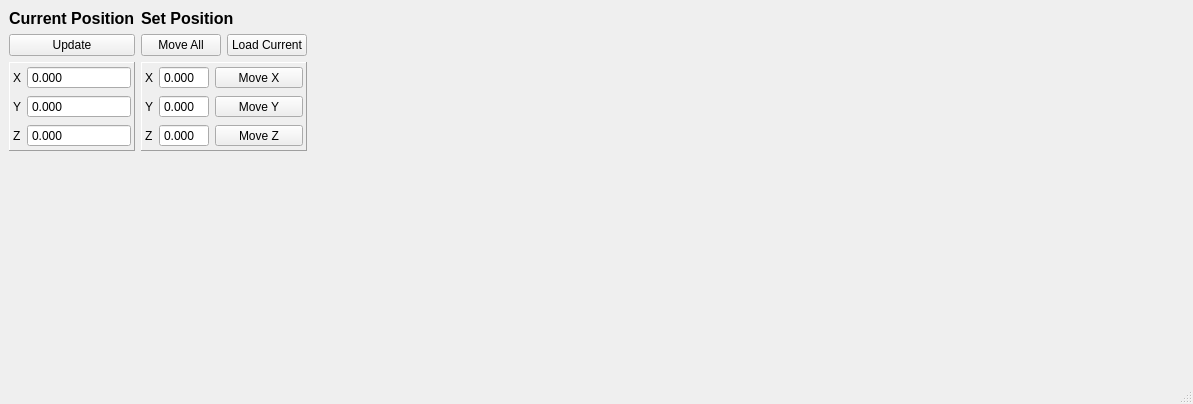
Above: qt_designer/qt_demo_2_threads.ui from usnistgov/bcars_microscope before the change. Below: the same form after it.
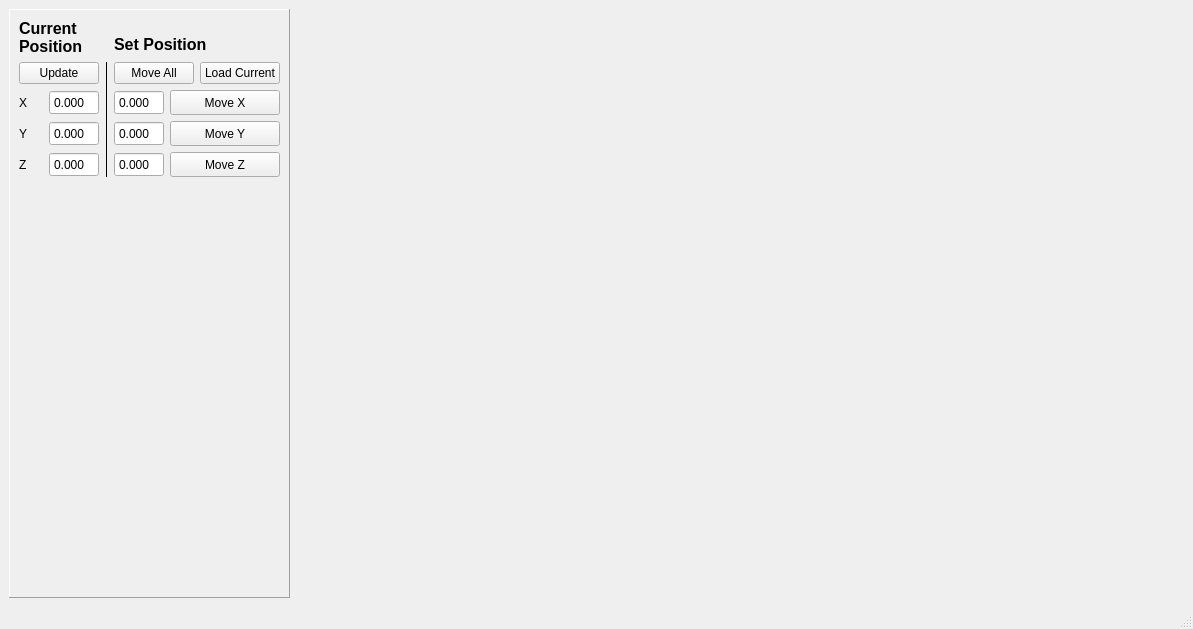
That is the form after the change.

Diff of the .ui file:
```diff
--- a/qt_designer/qt_demo_2_threads.ui
+++ b/qt_designer/qt_demo_2_threads.ui
@@ -7,45 +7,21 @@
     <x>0</x>
     <y>0</y>
     <width>1193</width>
-    <height>404</height>
+    <height>629</height>
    </rect>
   </property>
   <property name="windowTitle">
    <string>MainWindow</string>
   </property>
   <widget class="QWidget" name="centralwidget">
-   <layout class="QHBoxLayout" name="horizontalLayout_4">
-    <item>
-     <layout class="QHBoxLayout" name="horizontalLayout_3">
-      <item>
-       <layout class="QVBoxLayout" name="verticalLayout_pos">
-        <item>
-         <widget class="QLabel" name="label_4">
-          <property name="styleSheet">
-           <string notr="true">font: 11pt &quot;Arial&quot;;</string>
-          </property>
-          <property name="text">
-           <string>&lt;html&gt;&lt;head/&gt;&lt;body&gt;&lt;p&gt;&lt;span style=&quot; font-size:12pt; font-weight:600;&quot;&gt;Current Position&lt;/span&gt;&lt;/p&gt;&lt;/body&gt;&lt;/html&gt;</string>
-          </property>
-          <property name="textFormat">
-           <enum>Qt::RichText</enum>
-          </property>
-         </widget>
-        </item>
-        <item>
-         <widget class="QPushButton" name="pushButton_updatePosition">
-          <property name="styleSheet">
-           <string notr="true">font: 11pt &quot;Arial&quot;;</string>
-          </property>
-          <property name="text">
-           <string>Update</string>
-          </property>
-         </widget>
-        </item>
+   <layout class="QHBoxLayout" name="horizontalLayout">
         <item>
          <widget class="QFrame" name="frame">
-          <property name="styleSheet">
-           <string notr="true">font: 11pt &quot;Arial&quot;;</string>
+      <property name="sizePolicy">
+       <sizepolicy hsizetype="Preferred" vsizetype="Minimum">
+        <horstretch>0</horstretch>
+        <verstretch>0</verstretch>
+       </sizepolicy>
           </property>
           <property name="frameShape">
            <enum>QFrame::Panel</enum>
@@ -53,162 +29,56 @@
           <property name="frameShadow">
            <enum>QFrame::Raised</enum>
           </property>
-          <property name="lineWidth">
-           <number>1</number>
-          </property>
           <layout class="QVBoxLayout" name="verticalLayout">
-           <property name="leftMargin">
-            <number>3</number>
-           </property>
-           <property name="topMargin">
-            <number>3</number>
-           </property>
-           <property name="rightMargin">
-            <number>3</number>
-           </property>
-           <property name="bottomMargin">
-            <number>3</number>
-           </property>
            <item>
-            <layout class="QFormLayout" name="formLayout_2">
-             <item row="0" column="0">
-              <widget class="QLabel" name="label">
+        <layout class="QGridLayout" name="gridLayout">
+         <item row="0" column="0" colspan="2">
+          <widget class="QLabel" name="label_4">
                <property name="styleSheet">
                 <string notr="true">font: 11pt &quot;Arial&quot;;</string>
                </property>
                <property name="text">
-                <string>X</string>
-               </property>
-              </widget>
-             </item>
-             <item row="0" column="1">
-              <widget class="QDoubleSpinBox" name="spinBox_x_pos">
-               <property name="styleSheet">
-                <string notr="true">font: 11pt &quot;Arial&quot;;</string>
-               </property>
-               <property name="readOnly">
-                <bool>true</bool>
-               </property>
-               <property name="buttonSymbols">
-                <enum>QAbstractSpinBox::NoButtons</enum>
-               </property>
-               <property name="decimals">
-                <number>3</number>
-               </property>
-               <property name="minimum">
-                <double>-10.000000000000000</double>
-               </property>
-               <property name="maximum">
-                <double>210.000000000000000</double>
-               </property>
-              </widget>
-             </item>
-             <item row="1" column="0">
-              <widget class="QLabel" name="label_2">
-               <property name="styleSheet">
-                <string notr="true">font: 11pt &quot;Arial&quot;;</string>
-               </property>
-               <property name="text">
-                <string>Y</string>
-               </property>
-              </widget>
-             </item>
-             <item row="1" column="1">
-              <widget class="QDoubleSpinBox" name="spinBox_y_pos">
-               <property name="styleSheet">
-                <string notr="true">font: 11pt &quot;Arial&quot;;</string>
-               </property>
-               <property name="readOnly">
-                <bool>true</bool>
-               </property>
-               <property name="buttonSymbols">
-                <enum>QAbstractSpinBox::NoButtons</enum>
-               </property>
-               <property name="decimals">
-                <number>3</number>
-               </property>
-               <property name="minimum">
-                <double>-10.000000000000000</double>
-               </property>
-               <property name="maximum">
-                <double>210.000000000000000</double>
-               </property>
-              </widget>
-             </item>
-             <item row="2" column="0">
-              <widget class="QLabel" name="label_3">
-               <property name="styleSheet">
-                <string notr="true">font: 11pt &quot;Arial&quot;;</string>
-               </property>
-               <property name="text">
-                <string>Z</string>
-               </property>
-              </widget>
-             </item>
-             <item row="2" column="1">
-              <widget class="QDoubleSpinBox" name="spinBox_z_pos">
-               <property name="styleSheet">
-                <string notr="true">font: 11pt &quot;Arial&quot;;</string>
-               </property>
-               <property name="readOnly">
-                <bool>true</bool>
-               </property>
-               <property name="buttonSymbols">
-                <enum>QAbstractSpinBox::NoButtons</enum>
-               </property>
-               <property name="decimals">
-                <number>3</number>
-               </property>
-               <property name="minimum">
-                <double>-10.000000000000000</double>
-               </property>
-               <property name="maximum">
-                <double>210.000000000000000</double>
-               </property>
-              </widget>
-             </item>
-            </layout>
-           </item>
-          </layout>
-         </widget>
-        </item>
-        <item>
-         <spacer name="verticalSpacer_3">
-          <property name="styleSheet">
-           <string notr="true">font: 11pt &quot;Arial&quot;;</string>
-          </property>
-          <property name="orientation">
-           <enum>Qt::Vertical</enum>
-          </property>
-          <property name="sizeHint" stdset="0">
-           <size>
-            <width>20</width>
-            <height>40</height>
-           </size>
-          </property>
-         </spacer>
-        </item>
-       </layout>
-      </item>
-      <item>
-       <layout class="QVBoxLayout" name="verticalLayout_pos_2">
-        <property name="spacing">
-         <number>6</number>
-        </property>
-        <item>
+            <string>&lt;html&gt;&lt;head/&gt;&lt;body&gt;&lt;p&gt;&lt;span style=&quot; font-size:12pt; font-weight:600;&quot;&gt;Current&lt;/span&gt;&lt;br/&gt;&lt;span style=&quot; font-size:12pt; font-weight:600;&quot;&gt;Position&lt;/span&gt;&lt;/p&gt;&lt;/body&gt;&lt;/html&gt;</string>
+           </property>
+           <property name="textFormat">
+            <enum>Qt::RichText</enum>
+           </property>
+          </widget>
+         </item>
+         <item row="0" column="3" colspan="2">
          <widget class="QLabel" name="label_5">
           <property name="styleSheet">
            <string notr="true">font: 11pt &quot;Arial&quot;;</string>
           </property>
           <property name="text">
-           <string>&lt;html&gt;&lt;head/&gt;&lt;body&gt;&lt;p&gt;&lt;span style=&quot; font-size:12pt; font-weight:600;&quot;&gt;Set Position&lt;/span&gt;&lt;/p&gt;&lt;/body&gt;&lt;/html&gt;</string>
+            <string>&lt;html&gt;&lt;head/&gt;&lt;body&gt;&lt;p&gt;&lt;br/&gt;&lt;span style=&quot; font-size:12pt; font-weight:600;&quot;&gt;Set Position&lt;/span&gt;&lt;/p&gt;&lt;/body&gt;&lt;/html&gt;</string>
           </property>
           <property name="textFormat">
            <enum>Qt::RichText</enum>
           </property>
          </widget>
         </item>
-        <item>
+         <item row="1" column="0" colspan="2">
+          <widget class="QPushButton" name="pushButton_updatePosition">
+           <property name="styleSheet">
+            <string notr="true">font: 11pt &quot;Arial&quot;;</string>
+           </property>
+           <property name="text">
+            <string>Update</string>
+           </property>
+          </widget>
+         </item>
+         <item row="1" column="2" rowspan="4">
+          <widget class="Line" name="line">
+           <property name="frameShadow">
+            <enum>QFrame::Plain</enum>
+           </property>
+           <property name="orientation">
+            <enum>Qt::Vertical</enum>
+           </property>
+          </widget>
+         </item>
+         <item row="1" column="3" colspan="2">
          <layout class="QHBoxLayout" name="horizontalLayout_2">
           <item>
            <widget class="QPushButton" name="pushButton_moveAll">
@@ -232,37 +102,8 @@
           </item>
          </layout>
         </item>
-        <item>
-         <widget class="QFrame" name="frame_2">
-          <property name="styleSheet">
-           <string notr="true">font: 11pt &quot;Arial&quot;;</string>
-          </property>
-          <property name="frameShape">
-           <enum>QFrame::Panel</enum>
-          </property>
-          <property name="frameShadow">
-           <enum>QFrame::Raised</enum>
-          </property>
-          <property name="lineWidth">
-           <number>1</number>
-          </property>
-          <layout class="QVBoxLayout" name="verticalLayout_2">
-           <property name="leftMargin">
-            <number>3</number>
-           </property>
-           <property name="topMargin">
-            <number>3</number>
-           </property>
-           <property name="rightMargin">
-            <number>3</number>
-           </property>
-           <property name="bottomMargin">
-            <number>3</number>
-           </property>
-           <item>
-            <layout class="QFormLayout" name="formLayout_3">
-             <item row="0" column="0">
-              <widget class="QLabel" name="label_6">
+         <item row="2" column="0">
+          <widget class="QLabel" name="label">
                <property name="styleSheet">
                 <string notr="true">font: 11pt &quot;Arial&quot;;</string>
                </property>
@@ -271,14 +112,52 @@
                </property>
               </widget>
              </item>
-             <item row="0" column="1">
-              <layout class="QHBoxLayout" name="horizontalLayout_5">
-               <item>
+         <item row="2" column="1">
+          <widget class="QDoubleSpinBox" name="spinBox_x_pos">
+           <property name="minimumSize">
+            <size>
+             <width>50</width>
+             <height>25</height>
+            </size>
+           </property>
+           <property name="maximumSize">
+            <size>
+             <width>50</width>
+             <height>25</height>
+            </size>
+           </property>
+           <property name="styleSheet">
+            <string notr="true">font: 11pt &quot;Arial&quot;;</string>
+           </property>
+           <property name="readOnly">
+            <bool>true</bool>
+           </property>
+           <property name="buttonSymbols">
+            <enum>QAbstractSpinBox::NoButtons</enum>
+           </property>
+           <property name="decimals">
+            <number>3</number>
+           </property>
+           <property name="minimum">
+            <double>-10.000000000000000</double>
+           </property>
+           <property name="maximum">
+            <double>210.000000000000000</double>
+           </property>
+          </widget>
+         </item>
+         <item row="2" column="3">
                 <widget class="QDoubleSpinBox" name="spinBox_x_setpos">
+           <property name="minimumSize">
+            <size>
+             <width>50</width>
+             <height>25</height>
+            </size>
+           </property>
                  <property name="maximumSize">
                   <size>
                    <width>50</width>
-                   <height>16777215</height>
+             <height>25</height>
                   </size>
                  </property>
                  <property name="styleSheet">
@@ -301,7 +180,7 @@
                  </property>
                 </widget>
                </item>
-               <item>
+         <item row="2" column="4">
                 <widget class="QPushButton" name="pushButton_moveX">
                  <property name="sizePolicy">
                   <sizepolicy hsizetype="Minimum" vsizetype="Fixed">
@@ -309,10 +188,16 @@
                    <verstretch>0</verstretch>
                   </sizepolicy>
                  </property>
+           <property name="minimumSize">
+            <size>
+             <width>0</width>
+             <height>25</height>
+            </size>
+           </property>
                  <property name="maximumSize">
                   <size>
                    <width>16777215</width>
-                   <height>21</height>
+             <height>25</height>
                   </size>
                  </property>
                  <property name="styleSheet">
@@ -323,10 +208,8 @@
                  </property>
                 </widget>
                </item>
-              </layout>
-             </item>
-             <item row="1" column="0">
-              <widget class="QLabel" name="label_7">
+         <item row="3" column="0">
+          <widget class="QLabel" name="label_2">
                <property name="styleSheet">
                 <string notr="true">font: 11pt &quot;Arial&quot;;</string>
                </property>
@@ -335,14 +218,52 @@
                </property>
               </widget>
              </item>
-             <item row="1" column="1">
-              <layout class="QHBoxLayout" name="horizontalLayout_6">
-               <item>
+         <item row="3" column="1">
+          <widget class="QDoubleSpinBox" name="spinBox_y_pos">
+           <property name="minimumSize">
+            <size>
+             <width>50</width>
+             <height>25</height>
+            </size>
+           </property>
+           <property name="maximumSize">
+            <size>
+             <width>50</width>
+             <height>25</height>
+            </size>
+           </property>
+           <property name="styleSheet">
+            <string notr="true">font: 11pt &quot;Arial&quot;;</string>
+           </property>
+           <property name="readOnly">
+            <bool>true</bool>
+           </property>
+           <property name="buttonSymbols">
+            <enum>QAbstractSpinBox::NoButtons</enum>
+           </property>
+           <property name="decimals">
+            <number>3</number>
+           </property>
+           <property name="minimum">
+            <double>-10.000000000000000</double>
+           </property>
+           <property name="maximum">
+            <double>210.000000000000000</double>
+           </property>
+          </widget>
+         </item>
+         <item row="3" column="3">
                 <widget class="QDoubleSpinBox" name="spinBox_y_setpos">
+           <property name="minimumSize">
+            <size>
+             <width>50</width>
+             <height>25</height>
+            </size>
+           </property>
                  <property name="maximumSize">
                   <size>
                    <width>50</width>
-                   <height>16777215</height>
+             <height>25</height>
                   </size>
                  </property>
                  <property name="styleSheet">
@@ -365,12 +286,18 @@
                  </property>
                 </widget>
                </item>
-               <item>
+         <item row="3" column="4">
                 <widget class="QPushButton" name="pushButton_moveY">
+           <property name="minimumSize">
+            <size>
+             <width>0</width>
+             <height>25</height>
+            </size>
+           </property>
                  <property name="maximumSize">
                   <size>
                    <width>16777215</width>
-                   <height>21</height>
+             <height>25</height>
                   </size>
                  </property>
                  <property name="styleSheet">
@@ -381,10 +308,8 @@
                  </property>
                 </widget>
                </item>
-              </layout>
-             </item>
-             <item row="2" column="0">
-              <widget class="QLabel" name="label_8">
+         <item row="4" column="0">
+          <widget class="QLabel" name="label_3">
                <property name="styleSheet">
                 <string notr="true">font: 11pt &quot;Arial&quot;;</string>
                </property>
@@ -393,14 +318,52 @@
                </property>
               </widget>
              </item>
-             <item row="2" column="1">
-              <layout class="QHBoxLayout" name="horizontalLayout_7">
-               <item>
+         <item row="4" column="1">
+          <widget class="QDoubleSpinBox" name="spinBox_z_pos">
+           <property name="minimumSize">
+            <size>
+             <width>50</width>
+             <height>25</height>
+            </size>
+           </property>
+           <property name="maximumSize">
+            <size>
+             <width>50</width>
+             <height>25</height>
+            </size>
+           </property>
+           <property name="styleSheet">
+            <string notr="true">font: 11pt &quot;Arial&quot;;</string>
+           </property>
+           <property name="readOnly">
+            <bool>true</bool>
+           </property>
+           <property name="buttonSymbols">
+            <enum>QAbstractSpinBox::NoButtons</enum>
+           </property>
+           <property name="decimals">
+            <number>3</number>
+           </property>
+           <property name="minimum">
+            <double>-10.000000000000000</double>
+           </property>
+           <property name="maximum">
+            <double>210.000000000000000</double>
+           </property>
+          </widget>
+         </item>
+         <item row="4" column="3">
                 <widget class="QDoubleSpinBox" name="spinBox_z_setpos">
+           <property name="minimumSize">
+            <size>
+             <width>50</width>
+             <height>25</height>
+            </size>
+           </property>
                  <property name="maximumSize">
                   <size>
                    <width>50</width>
-                   <height>16777215</height>
+             <height>25</height>
                   </size>
                  </property>
                  <property name="styleSheet">
@@ -423,12 +386,18 @@
                  </property>
                 </widget>
                </item>
-               <item>
+         <item row="4" column="4">
                 <widget class="QPushButton" name="pushButton_moveZ">
+           <property name="minimumSize">
+            <size>
+             <width>0</width>
+             <height>25</height>
+            </size>
+           </property>
                  <property name="maximumSize">
                   <size>
                    <width>16777215</width>
-                   <height>21</height>
+             <height>25</height>
                   </size>
                  </property>
                  <property name="styleSheet">
@@ -441,16 +410,8 @@
                </item>
               </layout>
              </item>
-            </layout>
-           </item>
-          </layout>
-         </widget>
-        </item>
         <item>
-         <spacer name="verticalSpacer_4">
-          <property name="styleSheet">
-           <string notr="true">font: 11pt &quot;Arial&quot;;</string>
-          </property>
+        <spacer name="verticalSpacer">
           <property name="orientation">
            <enum>Qt::Vertical</enum>
           </property>
@@ -463,13 +424,12 @@
          </spacer>
         </item>
        </layout>
-      </item>
-     </layout>
+     </widget>
     </item>
     <item>
      <widget class="QWidget" name="mpl_widget" native="true">
       <property name="sizePolicy">
-       <sizepolicy hsizetype="Expanding" vsizetype="Preferred">
+       <sizepolicy hsizetype="Expanding" vsizetype="Expanding">
         <horstretch>0</horstretch>
         <verstretch>0</verstretch>
        </sizepolicy>
```
Lines whose indentation alone changed are shown as unchanged.
